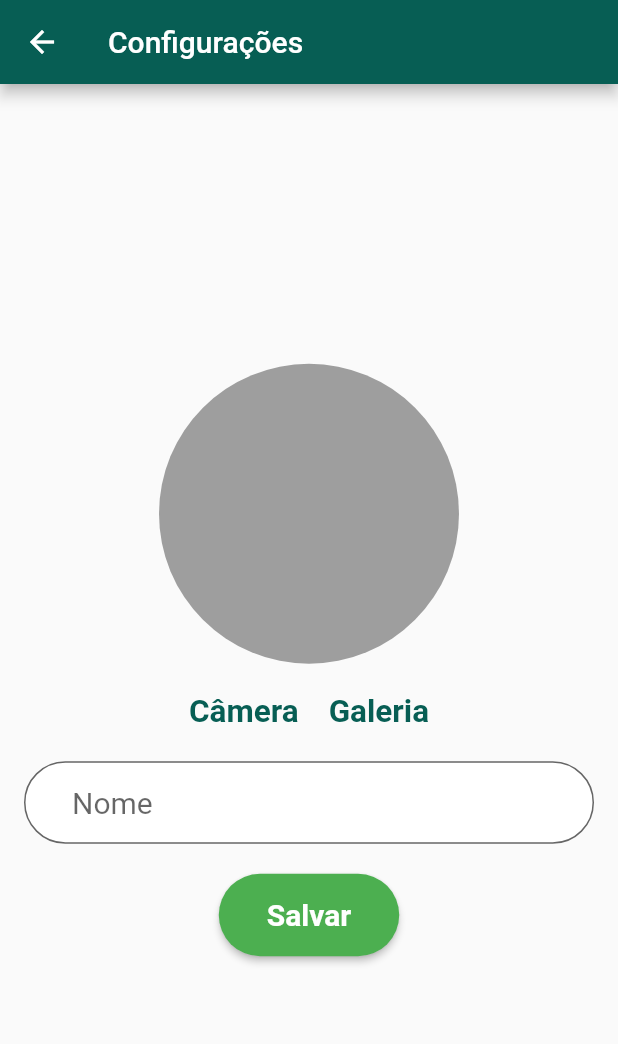
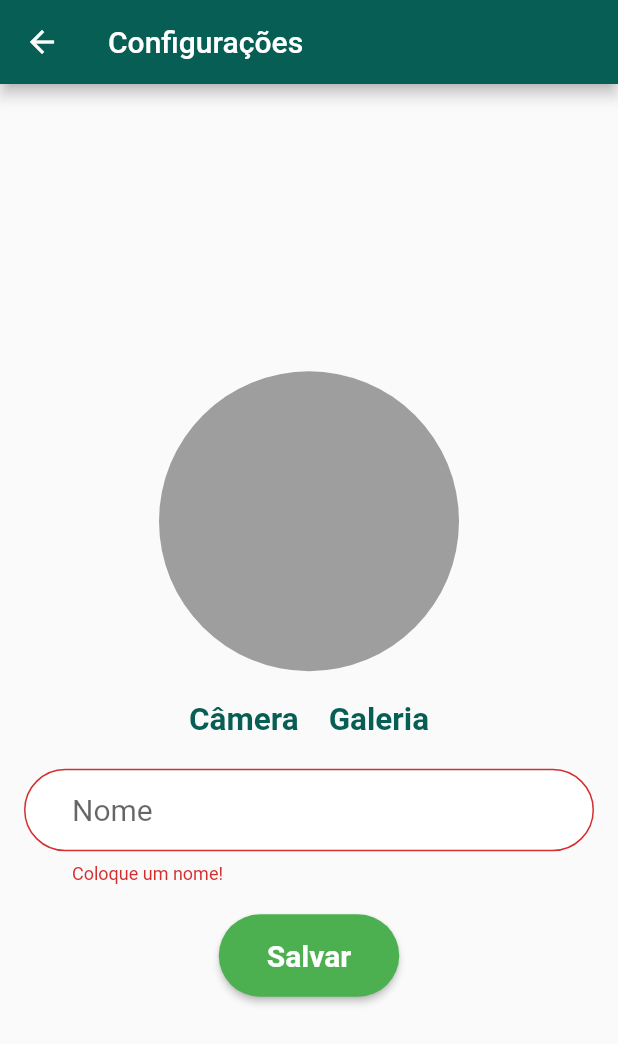
Before and after one commit to Markfgui675/app_whatsapp, a Flutter app: the Configuracoes screen opened by its route, after a tap on "Salvar", on a phone screen of 412 x 824 dp. Shown: the top 1044 px of the screen. Run offline on Flutter 3.47's test engine with Material 2 defaults, Android fonts, the phone set to English and light mode, and no system bars; our stand-ins replace cloud_firestore, firebase_auth, firebase_core, firebase_storage, image_picker; accounts and stored records are empty.

Commit message:
Aula 177

```diff
--- a/lib/Configuracoes.dart
+++ b/lib/Configuracoes.dart
@@ -100,11 +100,15 @@ class _ConfiguracoesState extends State<Configuracoes> {
 
   _atualizarDadosUsuario(String name) async {
     Firestore db = Firestore.instance;
+
+    Map<String, dynamic> dadosAtualizar = {
+      'nome':name
+    };
+
     db.collection('usuarios')
         .document(_idusuarioLogado)
-    .setData({
-      'nome':name
-    });
+        .updateData(dadosAtualizar);
+
   }
 
   _recuperarDadosUsuario() async {
@@ -147,9 +151,12 @@ class _ConfiguracoesState extends State<Configuracoes> {
             padding: EdgeInsets.all(16),
             child: Column(
               children: <Widget>[
-                _subindoImagem
+                Container(
+                  padding: EdgeInsets.all(16),
+                  child: _subindoImagem
                       ? CircularProgressIndicator()
                       : Container(),
+                ),
                 CircleAvatar(
                   radius: 100,
                   backgroundColor: Colors.grey,
@@ -177,10 +184,18 @@ class _ConfiguracoesState extends State<Configuracoes> {
                   ],
                 ),
                 SizedBox(height: 20),
-                TextFormField(
+                Form(
+                  key: formKey,
+                  child: TextFormField(
                     controller: _controllerName,
                     keyboardType: TextInputType.text,
                     style: TextStyle(fontSize: 20),
+
+                    /*onChanged: (texto){
+                      _atualizarDadosUsuario(texto);
+                    },
+                     */
+
                     decoration: InputDecoration(
                         contentPadding: EdgeInsets.fromLTRB(32, 16, 32, 16),
                         hintText: 'Nome',
@@ -197,6 +212,7 @@ class _ConfiguracoesState extends State<Configuracoes> {
                         return 'Coloque um nome!';
                       }
                     },
+                  ),
                 ),
                 SizedBox(height: 20),
                 ElevatedButton(
```
Lines whose indentation alone changed are shown as unchanged.
